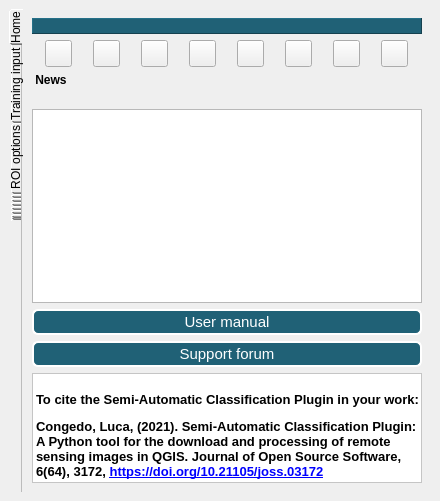
First picture: the form in ui/ui_semiautomaticclassificationplugin_dock_class.ui, repository semiautomaticgit/SemiAutomaticClassificationPlugin, before the edit.
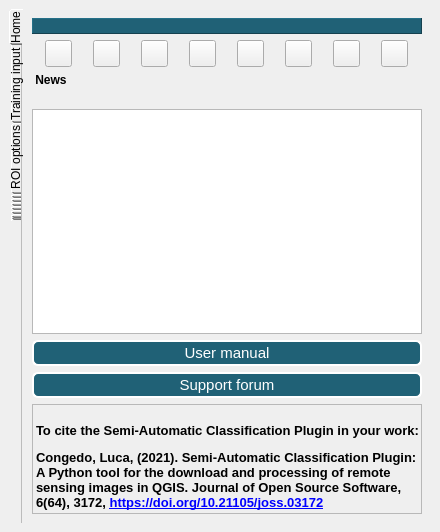
Second picture: the form after the edit. Icons and pictures are not drawn.

Patch:
```diff
--- a/ui/ui_semiautomaticclassificationplugin_dock_class.ui
+++ b/ui/ui_semiautomaticclassificationplugin_dock_class.ui
@@ -7,7 +7,7 @@
     <x>0</x>
     <y>0</y>
     <width>440</width>
-    <height>501</height>
+    <height>532</height>
    </rect>
   </property>
   <property name="sizePolicy">
@@ -278,9 +278,12 @@
            <widget class="QTextBrowser" name="main_textBrowser">
             <property name="html">
              <string notr="true">&lt;!DOCTYPE HTML PUBLIC &quot;-//W3C//DTD HTML 4.0//EN&quot; &quot;http://www.w3.org/TR/REC-html40/strict.dtd&quot;&gt;
-&lt;html&gt;&lt;head&gt;&lt;meta name=&quot;qrichtext&quot; content=&quot;1&quot; /&gt;&lt;style type=&quot;text/css&quot;&gt;
+&lt;html&gt;&lt;head&gt;&lt;meta name=&quot;qrichtext&quot; content=&quot;1&quot; /&gt;&lt;meta charset=&quot;utf-8&quot; /&gt;&lt;style type=&quot;text/css&quot;&gt;
 p, li { white-space: pre-wrap; }
-&lt;/style&gt;&lt;/head&gt;&lt;body style=&quot; font-family:'Sans'; font-size:11pt; font-weight:400; font-style:normal;&quot;&gt;
+hr { height: 1px; border-width: 0; }
+li.unchecked::marker { content: &quot;\2610&quot;; }
+li.checked::marker { content: &quot;\2612&quot;; }
+&lt;/style&gt;&lt;/head&gt;&lt;body style=&quot; font-family:'Noto Sans'; font-size:10pt; font-weight:400; font-style:normal;&quot;&gt;
 &lt;p style=&quot; margin-top:0px; margin-bottom:12px; margin-left:0px; margin-right:0px; -qt-block-indent:0; text-indent:0px;&quot;&gt;&lt;span style=&quot; font-family:'DejaVu Sans'; font-size:9pt;&quot;&gt;&lt;br /&gt;&lt;/span&gt;&lt;/p&gt;&lt;/body&gt;&lt;/html&gt;</string>
             </property>
             <property name="openExternalLinks">
@@ -326,7 +329,6 @@
             <property name="font">
              <font>
               <pointsize>11</pointsize>
-              <weight>50</weight>
               <italic>false</italic>
               <bold>false</bold>
              </font>
@@ -359,7 +361,6 @@
             <property name="font">
              <font>
               <pointsize>11</pointsize>
-              <weight>50</weight>
               <italic>false</italic>
               <bold>false</bold>
              </font>
@@ -389,9 +390,6 @@
           </item>
           <item>
            <widget class="QLabel" name="label">
-            <property name="styleSheet">
-             <string notr="true">background-color: rgb(255, 255, 255);</string>
-            </property>
             <property name="frameShape">
              <enum>QFrame::StyledPanel</enum>
             </property>
```
Left out of the diff: 55 changed lines with no effect on the pictures.
